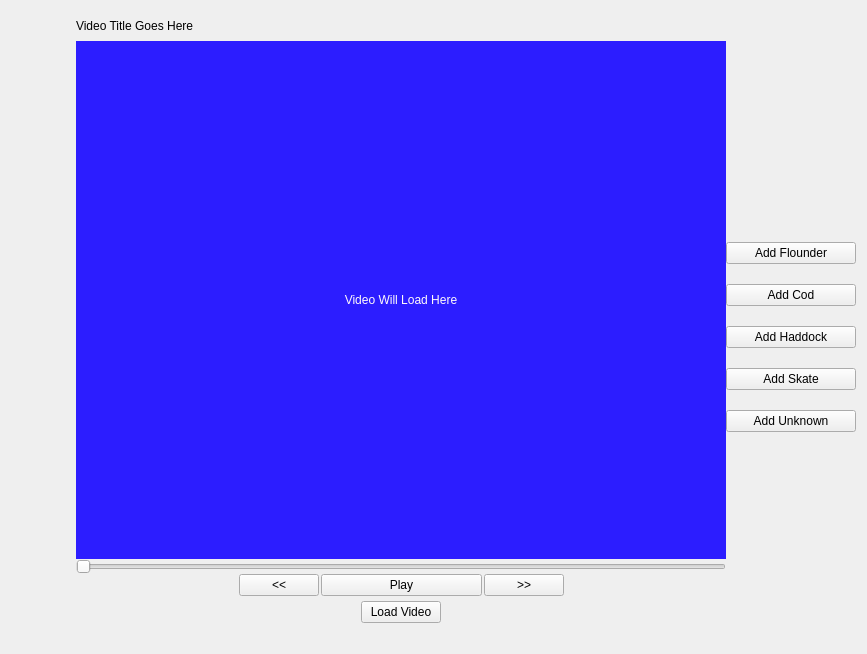
Above: FishGUI/mainwindow.ui from cvisionai/Tator-Native before the change. Below: the same form after it.
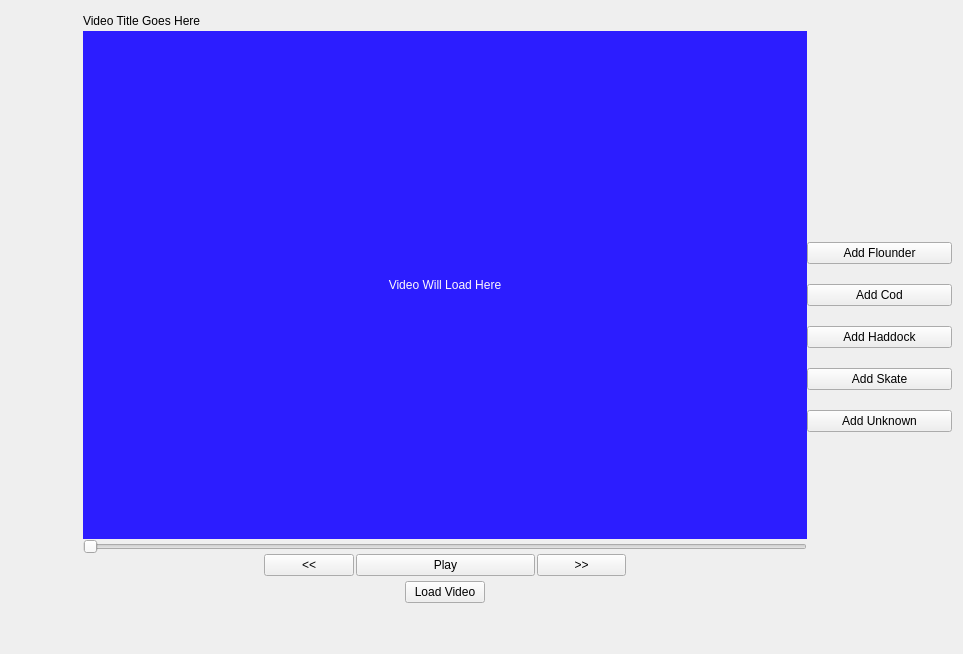
That is the form after the change.

Diff of the .ui file:
```diff
--- a/FishGUI/mainwindow.ui
+++ b/FishGUI/mainwindow.ui
@@ -6,7 +6,7 @@
    <rect>
     <x>0</x>
     <y>0</y>
-    <width>867</width>
+    <width>963</width>
     <height>654</height>
    </rect>
   </property>
@@ -63,7 +63,7 @@
       </layout>
      </item>
      <item>
-      <layout class="QVBoxLayout" name="VideoLayout" stretch="1,17,0,0,0,0,0">
+      <layout class="QVBoxLayout" name="VideoLayout" stretch="0,10,0">
        <property name="spacing">
         <number>0</number>
        </property>
@@ -128,6 +128,11 @@
         </layout>
        </item>
        <item>
+        <layout class="QVBoxLayout" name="videoControlLayout">
+         <property name="spacing">
+          <number>0</number>
+         </property>
+         <item>
         <widget class="QSlider" name="videoSlider">
          <property name="orientation">
           <enum>Qt::Horizontal</enum>
@@ -135,7 +140,7 @@
         </widget>
        </item>
        <item>
-        <layout class="QHBoxLayout" name="horizontalLayout_5" stretch="2,4,2">
+          <layout class="QHBoxLayout" name="playLayout" stretch="2,4,2">
          <item>
           <spacer name="horizontalSpacer">
            <property name="orientation">
@@ -248,7 +253,7 @@
         </spacer>
        </item>
        <item>
-        <layout class="QHBoxLayout" name="horizontalLayout_3">
+          <layout class="QHBoxLayout" name="loadVideoLayout">
          <item>
           <spacer name="horizontalSpacer_7">
            <property name="orientation">
@@ -297,20 +302,22 @@
         </layout>
        </item>
        <item>
-        <spacer name="verticalSpacer">
+          <spacer name="verticalSpacer_11">
          <property name="orientation">
           <enum>Qt::Vertical</enum>
          </property>
          <property name="sizeHint" stdset="0">
           <size>
            <width>20</width>
-           <height>20</height>
+             <height>40</height>
           </size>
          </property>
         </spacer>
        </item>
       </layout>
      </item>
+      </layout>
+     </item>
      <item>
       <layout class="QVBoxLayout" name="verticalLayout_3">
        <item>
```
Left out of the diff: 20 changed lines with no effect on the pictures. Lines whose indentation alone changed are shown as unchanged.
